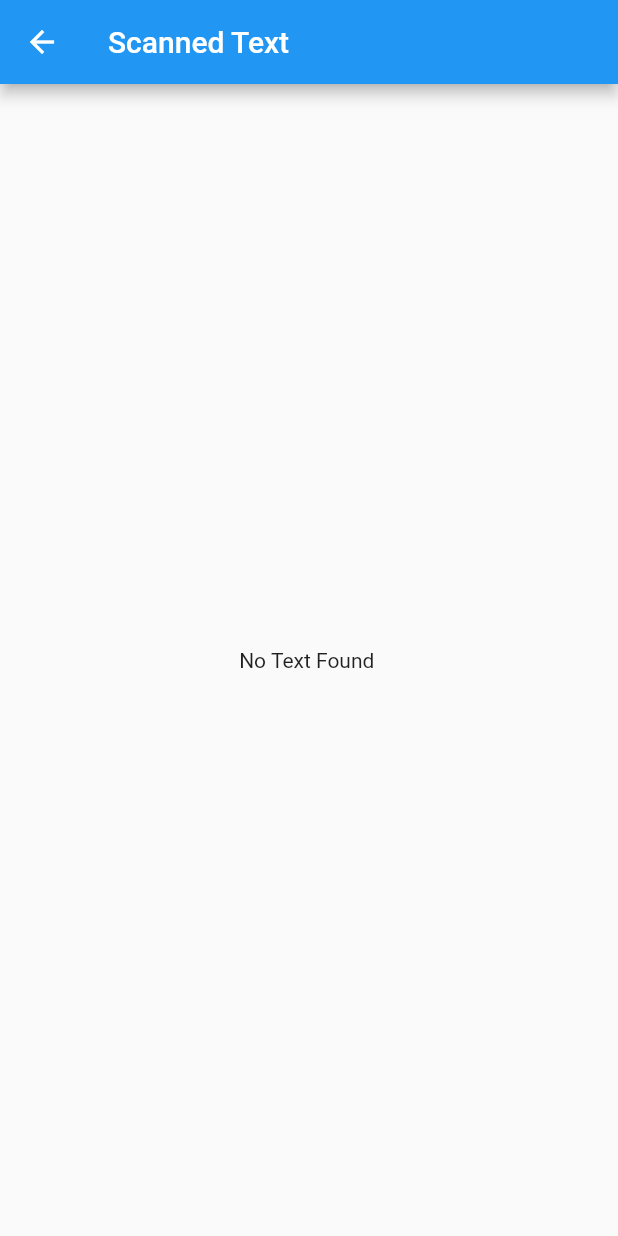
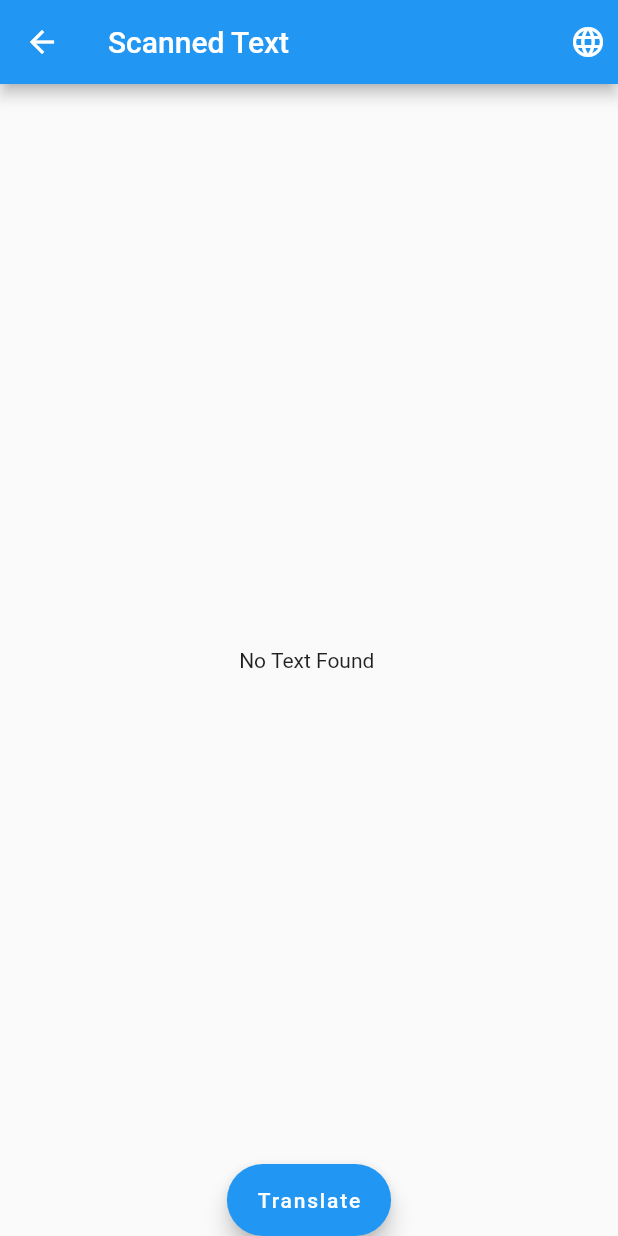
Before and after one commit to CarnyConQueso/flutter-lang-trans, a Flutter app: the ScannedText screen opened directly with empty values, on a phone screen of 412 x 824 dp. Run offline on Flutter 3.47's test engine with Material 2 defaults, Android fonts, the light colour scheme and no system bars; our stand-ins replace image_picker; missing offline and left inert: google_ml_kit, translator.

Commit message:
Added Language support for English, Spanish and French

```diff
--- /dev/null
+++ b/lib/classes/language.dart
@@ -0,0 +1,16 @@
+class Language {
+  final int id;
+  final String langCode;
+  final String flag;
+  final String name;
+
+  Language(this.id, this.langCode, this.flag, this.name);
+
+  static List<Language> langList() {
+    return <Language>[
+      Language(1, 'en', '🇺🇸', 'English'),
+      Language(2, 'es', '🇪🇸', 'Español'),
+      Language(3, 'fr', '🇫🇷', 'Français')
+    ];
+  }
+}
--- a/lib/main.dart
+++ b/lib/main.dart
@@ -18,6 +18,7 @@ class MyApp extends StatelessWidget {
         primarySwatch: Colors.blue,
       ),
       home: const HomePage(title: 'Language Recognition'),
+      debugShowCheckedModeBanner: false,
     );
   }
 }
--- a/lib/pages/homepage.dart
+++ b/lib/pages/homepage.dart
@@ -1,6 +1,7 @@
 import 'package:flutter/material.dart';
 import 'package:google_ml_kit/google_ml_kit.dart';
 import 'package:image_picker/image_picker.dart';
+import 'package:myapp/classes/language.dart';
 import 'package:myapp/pages/scannedtext.dart';
 
 class HomePage extends StatefulWidget {
@@ -66,12 +67,12 @@ class _HomePageState extends State<HomePage> {
     for (TextBlock block in _recText.blocks) {
       for (TextLine line in block.lines) {
         for (TextElement element in line.elements) {
-          finishedText = finishedText + element.text;
+          finishedText = finishedText + " " + element.text;
         }
         finishedText = finishedText + '\n';
       }
     }
-    // Navigator.of(context).pop();
+    Navigator.of(context).pop();
     Navigator.of(context).push(MaterialPageRoute(
         builder: (context) => ScannedText(text: finishedText)));
   }
--- a/lib/pages/scannedtext.dart
+++ b/lib/pages/scannedtext.dart
@@ -1,4 +1,6 @@
 import 'package:flutter/material.dart';
+import 'package:myapp/classes/language.dart';
+import 'package:translator/translator.dart';
 
 class ScannedText extends StatefulWidget {
   const ScannedText({Key? key, required this.text}) : super(key: key);
@@ -10,11 +12,43 @@ class ScannedText extends StatefulWidget {
 
 class _ScannedTextState extends State<ScannedText> {
   @override
+  String defaultLanguage = 'en';
+  var currentLanguage;
+  var translatedMessage;
+  @override
   Widget build(BuildContext context) {
     return Scaffold(
-        appBar: AppBar(
-          title: const Text("Scanned Text"),
-        ),
+        appBar: AppBar(title: const Text("Scanned Text"), actions: <Widget>[
+          Padding(
+            padding: const EdgeInsets.all(8.0),
+            child: DropdownButton(
+              onChanged: (Language? language) {
+                currentLanguage = language!;
+                // _langSwitch(language);
+              },
+              underline: const SizedBox(),
+              icon: const Icon(
+                Icons.language,
+                color: Colors.white,
+              ),
+              items: Language.langList()
+                  .map<DropdownMenuItem<Language>>((lang) => DropdownMenuItem(
+                        value: lang,
+                        child: Row(
+                          mainAxisAlignment: (MainAxisAlignment.spaceAround),
+                          children: <Widget>[Text(lang.flag), Text(lang.name)],
+                        ),
+                      ))
+                  .toList(),
+            ),
+          )
+        ]),
+        floatingActionButton: FloatingActionButton.extended(
+            onPressed: () {
+              _langSwitch(currentLanguage);
+            },
+            label: const Text('Translate')),
+        floatingActionButtonLocation: FloatingActionButtonLocation.centerDocked,
         body: Container(
           padding: const EdgeInsets.all(8),
           alignment: Alignment.center,
@@ -24,4 +58,36 @@ class _ScannedTextState extends State<ScannedText> {
               widget.text.isEmpty ? "No Text Found" : widget.text),
         ));
   }
+
+  void _langSwitch(language) async {
+    final translator = GoogleTranslator();
+    if (widget.text.isEmpty) {
+      const Text('No Text to Translate');
+    } else {
+      translatedMessage = await translator.translate(widget.text,
+          from: defaultLanguage, to: language.langCode);
+    }
+
+    showDialog(
+        context: context,
+        builder: (context) => AlertDialog(
+              title: Text(language.name),
+              content: Text(translatedMessage.toString()),
+              scrollable: true,
+              actions: [
+                IconButton(
+                    onPressed: () {
+                      print('Work in Progress');
+                    },
+                    icon: const Icon(Icons.volume_up)),
+                IconButton(
+                    onPressed: () {
+                      print('Work in Progress');
+                    },
+                    icon: const Icon(Icons.image))
+              ],
+            ));
+
+    print(translatedMessage);
+  }
 }
--- a/pubspec.yaml
+++ b/pubspec.yaml
@@ -40,6 +40,9 @@ dependencies:
   cloud_firestore: ^3.1.8
   google_ml_kit: ^0.7.3
   image_picker: ^0.8.4+8
+  clipboard: ^0.1.3
+  translator: ^0.1.7
+
 
 dev_dependencies:
   flutter_test:
```
Also changed, not shown: pubspec.lock.
